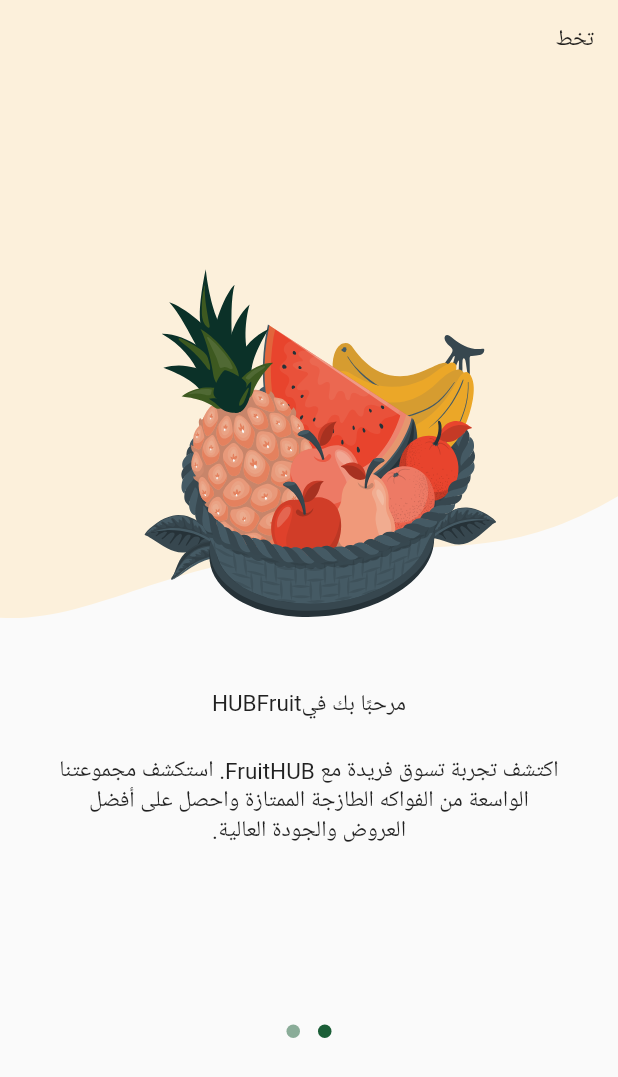
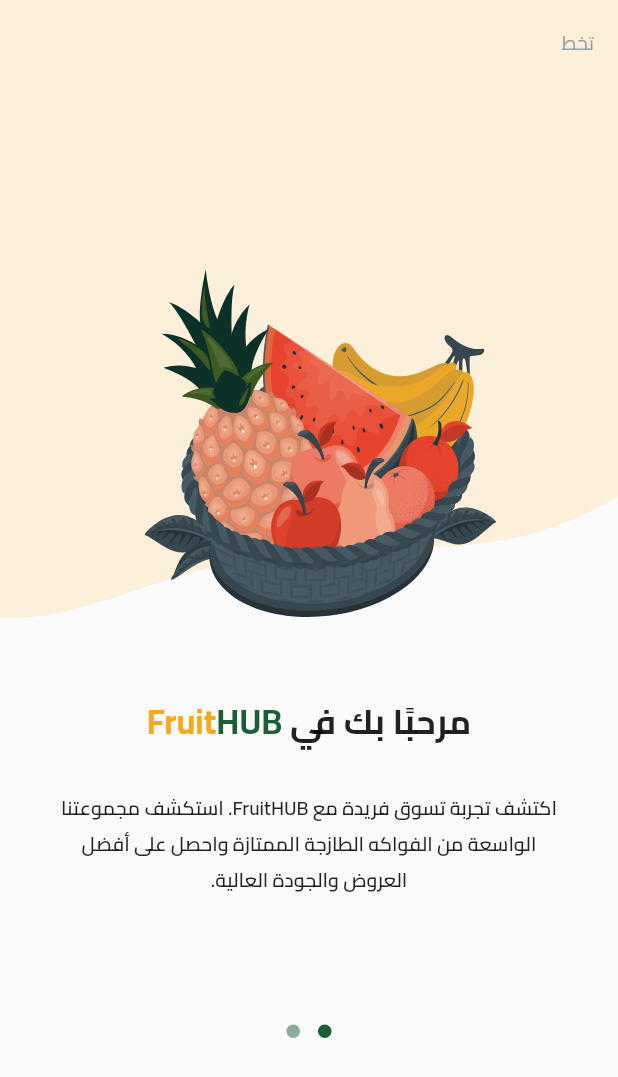
Before and after one commit to hasanShaaban/e_commerce, a Flutter app: the screen it shows after launch, on a phone screen of 412 x 824 dp. Shown: the top 1077 px of the screen. Run offline on Flutter 3.47's test engine with Material 3 defaults, Android fonts, the phone set to English and light mode, and no system bars; drawn by our look-alikes of dots_indicator; our stand-ins replace flutter_svg.

Commit message:
add font family

```diff
--- a/lib/core/utils/app_colors.dart
+++ b/lib/core/utils/app_colors.dart
@@ -2,4 +2,5 @@ import 'package:flutter/material.dart';
 
 abstract class AppColors {
   static const Color primaryColor = Color(0xFF1B5E37);
+  static const Color secondaryColor = Color(0xFFF4A91F);
 }
--- /dev/null
+++ b/lib/core/utils/app_text_styles.dart
@@ -0,0 +1,72 @@
+import 'package:flutter/material.dart';
+
+abstract class TextStyles {
+  static const TextStyle bold13 = TextStyle(
+    fontWeight: FontWeight.bold,
+    fontSize: 13,
+  );
+  static const TextStyle bold23 = TextStyle(
+    fontWeight: FontWeight.bold,
+    fontSize: 23,
+  );
+
+  static const TextStyle semiBold13 = TextStyle(
+    fontWeight: FontWeight.w600,
+    fontSize: 13,
+  );
+
+  static const TextStyle regular13 = TextStyle(
+    fontWeight: FontWeight.normal,
+    fontSize: 13,
+  );
+
+  static const TextStyle bold16 = TextStyle(
+    fontWeight: FontWeight.bold,
+    fontSize: 16,
+  );
+
+  static const TextStyle bold19 = TextStyle(
+    fontWeight: FontWeight.bold,
+    fontSize: 19,
+  );
+
+  static const TextStyle semiBold16 = TextStyle(
+    fontWeight: FontWeight.w600,
+    fontSize: 16,
+  );
+
+  static const TextStyle bold28 = TextStyle(
+    fontWeight: FontWeight.bold,
+    fontSize: 28,
+  );
+
+  static const TextStyle regular22 = TextStyle(
+    fontWeight: FontWeight.normal,
+    fontSize: 22,
+  );
+
+  static const TextStyle semiBold11 = TextStyle(
+    fontWeight: FontWeight.w600,
+    fontSize: 11,
+  );
+
+  static const TextStyle medium15 = TextStyle(
+    fontWeight: FontWeight.w500,
+    fontSize: 15,
+  );
+
+  static const TextStyle regular26 = TextStyle(
+    fontWeight: FontWeight.normal,
+    fontSize: 26,
+  );
+
+  static const TextStyle regular16 = TextStyle(
+    fontWeight: FontWeight.normal,
+    fontSize: 16,
+  );
+
+  static const TextStyle regular11 = TextStyle(
+    fontWeight: FontWeight.normal,
+    fontSize: 11,
+  );
+}
--- a/lib/feature/on_boarding/presentation/views/widgets/on_boarding_page_view.dart
+++ b/lib/feature/on_boarding/presentation/views/widgets/on_boarding_page_view.dart
@@ -1,4 +1,6 @@
+import 'package:e_commerce/core/utils/app_colors.dart';
 import 'package:e_commerce/core/utils/app_images.dart';
+import 'package:e_commerce/core/utils/app_text_styles.dart';
 import 'package:e_commerce/feature/on_boarding/presentation/views/widgets/page_view_item.dart';
 import 'package:flutter/material.dart';
 
@@ -13,27 +15,28 @@ class OnBoardingPageView extends StatelessWidget {
       controller: pageController,
       children: [
         PageViewItem(
-          isVisible: (pageController.hasClients ? pageController.page!.round() : 0) == 0 ,
+          isVisible: true ,
           image: Assets.imagesPageViewItem1Image,
           background: Assets.imagesPageViewItem1BackgroundImage,
           subTitle:
               'اكتشف تجربة تسوق فريدة مع FruitHUB. استكشف مجموعتنا الواسعة من الفواكه الطازجة الممتازة واحصل على أفضل العروض والجودة العالية.',
-          title:const Row(
+          title:Row(
             mainAxisAlignment: MainAxisAlignment.center,
             children: [
-              Text('مرحبًا بك في'),
-              Text('Fruit'),
-              Text('HUB'),
+              const Text('مرحبًا بك في', style:TextStyles.bold23),
+              Text(' HUB',style:TextStyles.bold23.copyWith(color: AppColors.primaryColor)),
+              Text('Fruit',style:TextStyles.bold23.copyWith(color: AppColors.secondaryColor)),
+
             ],
           ),
         ),
-        PageViewItem(
-          isVisible: (pageController.hasClients ? pageController.page!.round() : 0) != 0,
+        const PageViewItem(
+          isVisible: false,
           image: Assets.imagesPageViewItem2Image,
           background: Assets.imagesPageViewItem2BackgroundImage,
           subTitle:
               'نقدم لك أفضل الفواكه المختارة بعناية. اطلع على التفاصيل والصور والتقييمات لتتأكد من اختيار الفاكهة المثالية',
-          title:const Text('ابحث وتسوق'),
+          title:Text('ابحث وتسوق', style: TextStyles.bold23,),
         ),
       ],
     );
--- a/lib/feature/on_boarding/presentation/views/widgets/page_view_item.dart
+++ b/lib/feature/on_boarding/presentation/views/widgets/page_view_item.dart
@@ -1,3 +1,4 @@
+import 'package:e_commerce/core/utils/app_text_styles.dart';
 import 'package:flutter/material.dart';
 import 'package:flutter_svg/flutter_svg.dart';
 
@@ -36,9 +37,9 @@ class PageViewItem extends StatelessWidget {
               ),
               Visibility(
                 visible: isVisible,
-                child: const Padding(
-                  padding: EdgeInsets.all(16.0),
-                  child: Text('تخط'),
+                child: Padding(
+                  padding:const EdgeInsets.all(16.0),
+                  child: Text('تخط', style: TextStyles.regular13.copyWith(color: const Color(0xFF949D9E)),),
                 ),
               ),
             ],
@@ -51,7 +52,7 @@ class PageViewItem extends StatelessWidget {
         const SizedBox(height: 24),
         Padding(
           padding: const EdgeInsets.symmetric(horizontal: 37),
-          child: Text(subTitle, textAlign: TextAlign.center,),
+          child: Text(subTitle, textAlign: TextAlign.center,style: TextStyles.semiBold13,),
         ),
       ],
     );
--- a/lib/main.dart
+++ b/lib/main.dart
@@ -15,7 +15,8 @@ class FruitHub extends StatelessWidget {
   Widget build(BuildContext context) {
     return MaterialApp(
       theme: ThemeData(
-        useMaterial3: false
+        useMaterial3: false,
+        fontFamily: 'Cairo'
       ),
       localizationsDelegates:const [
         S.delegate,
```
Also changed, not shown: pubspec.yaml (+10 -6 lines), assets/fonts/Cairo-Bold.ttf (added), assets/fonts/Cairo-Medium.ttf (added), assets/fonts/Cairo-Regular.ttf (added), assets/fonts/Cairo-SemiBold.ttf (added).
